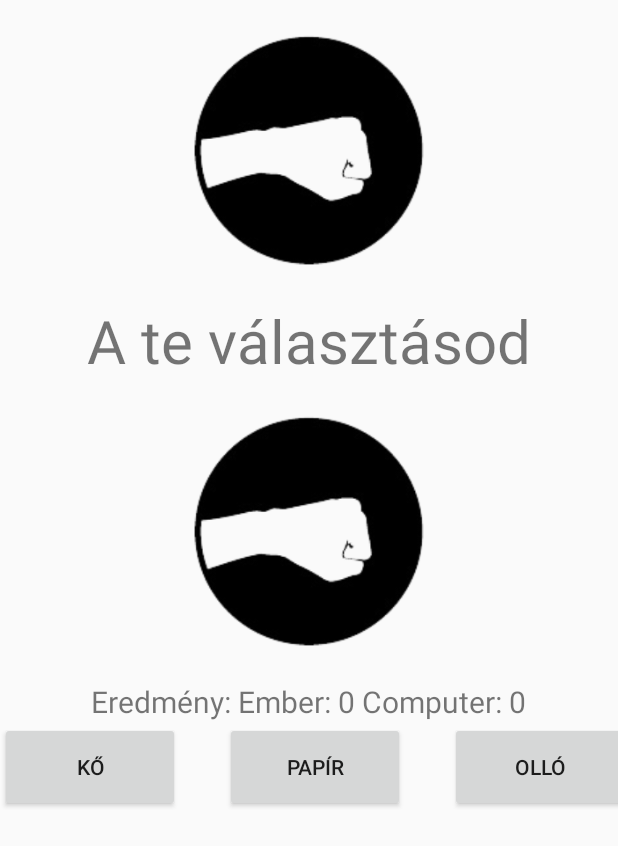
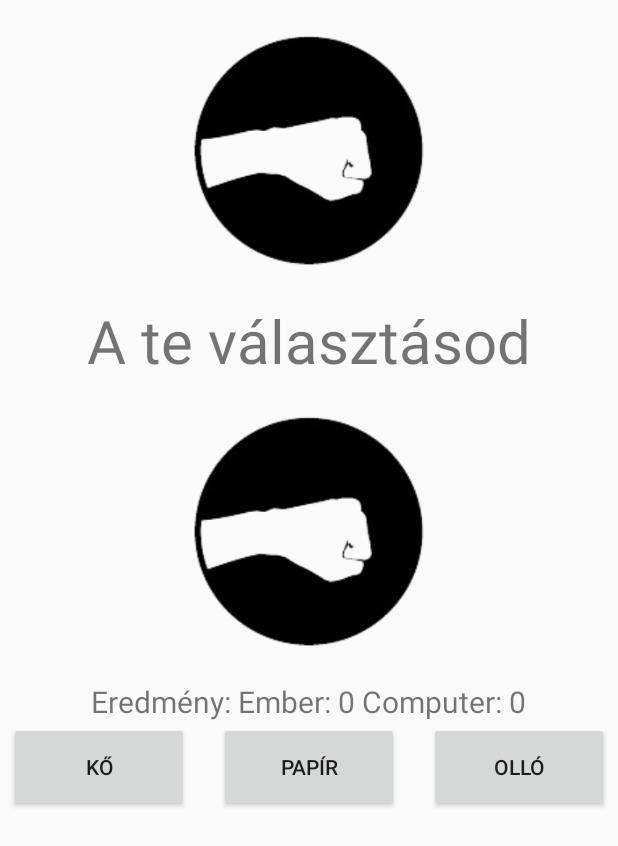
Before and after one commit to norbi19990426/Ko_Papir_Ollo, an Android app: the layout activity_main.xml on its own in the app's theme, with its tools: preview values and no code run, on a phone screen of 412 x 824 dp. Shown: the top 846 px of the screen. Run offline under Robolectric (Android 15) with nearby library versions, the phone set to English and light mode, and no system bars.

Commit message:
"a" feladat rész

```diff
--- a/app/src/main/res/layout/activity_main.xml
+++ b/app/src/main/res/layout/activity_main.xml
@@ -49,21 +49,21 @@
     </LinearLayout>
 
     <LinearLayout
-        android:layout_width="match_parent"
-        android:layout_height="match_parent">
+        android:layout_width="wrap_content"
+        android:layout_height="wrap_content">
 
         <Button
             android:id="@+id/rock"
             android:layout_width="120dp"
             android:layout_height="60dp"
-            android:layout_marginRight="30dp"
+            android:layout_marginRight="20dp"
             android:text="Kő" />
 
         <Button
             android:id="@+id/paper"
             android:layout_width="120dp"
             android:layout_height="60dp"
-            android:layout_marginRight="30dp"
+            android:layout_marginRight="20dp"
             android:text="Papír" />
 
         <Button
```
Also changed, not shown: app/src/main/java/com/example/ko_papir_ollo/MainActivity.java (+61 -6 lines).
